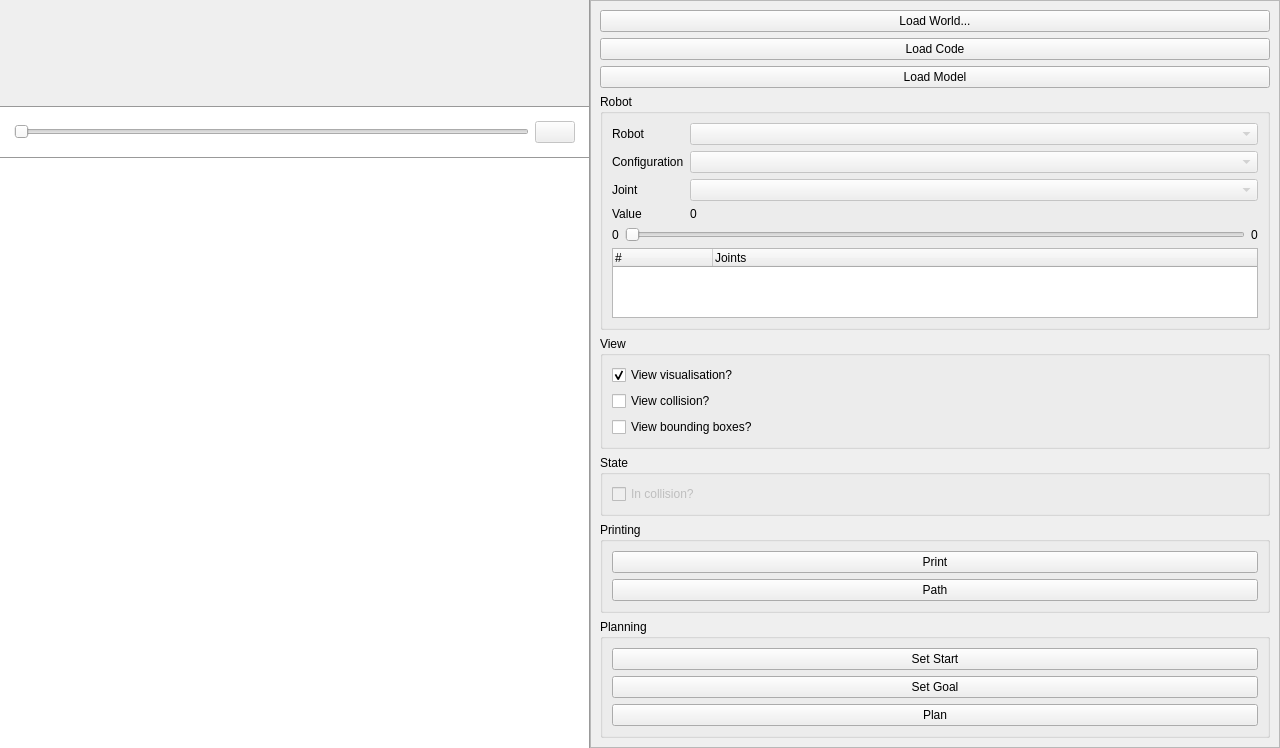
jclinton830/3dPrinter, file mainwindow.ui: the form before one commit.
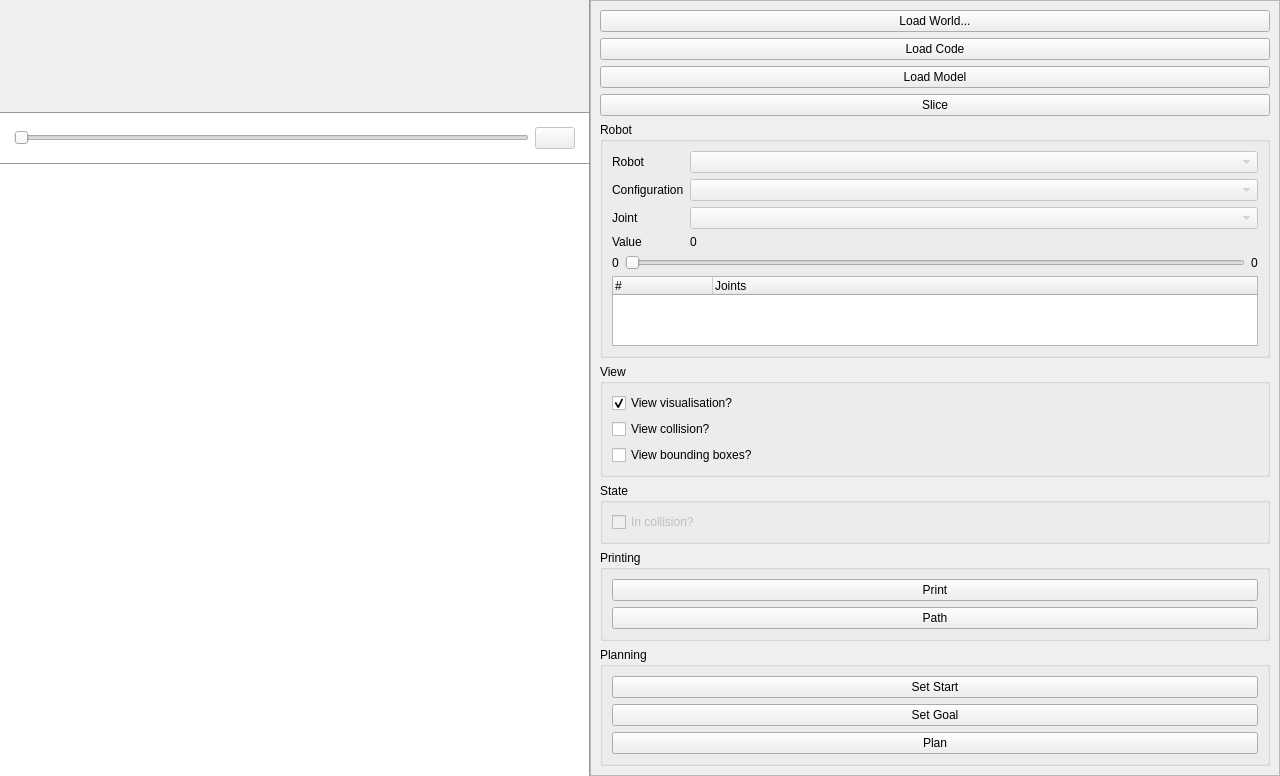
The form after the commit. Icons and pictures are not drawn. Custom widgets are drawn as their Qt base class.

Diff of the .ui file:
```diff
--- a/mainwindow.ui
+++ b/mainwindow.ui
@@ -174,6 +174,13 @@
           </property>
          </widget>
         </item>
+        <item>
+         <widget class="QPushButton" name="slice">
+          <property name="text">
+           <string>Slice</string>
+          </property>
+         </widget>
+        </item>
         <item>
          <widget class="QGroupBox" name="groupBox">
           <property name="title">
```
